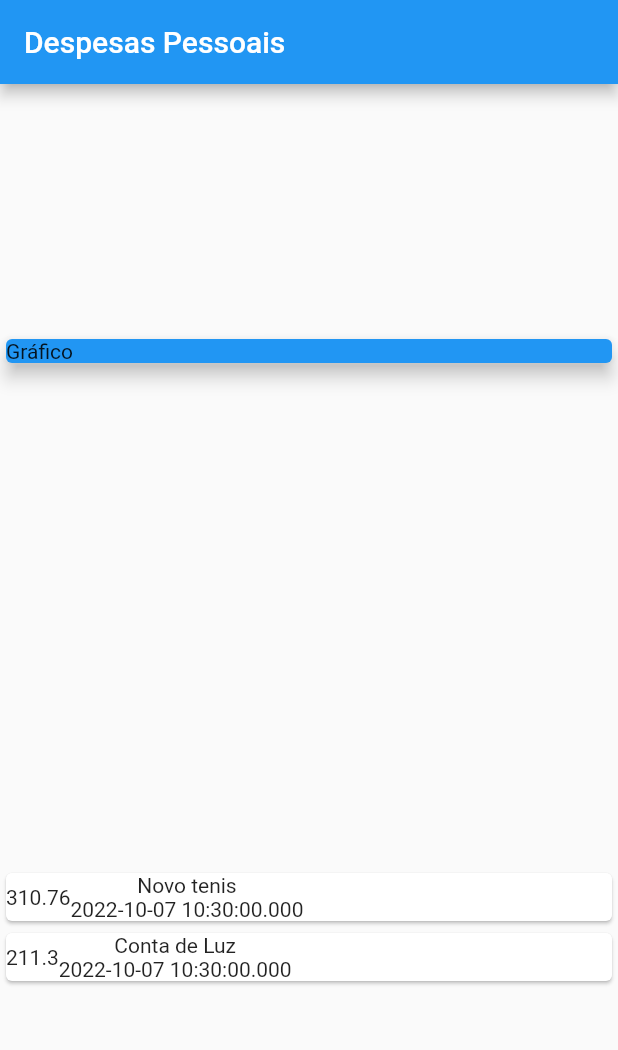
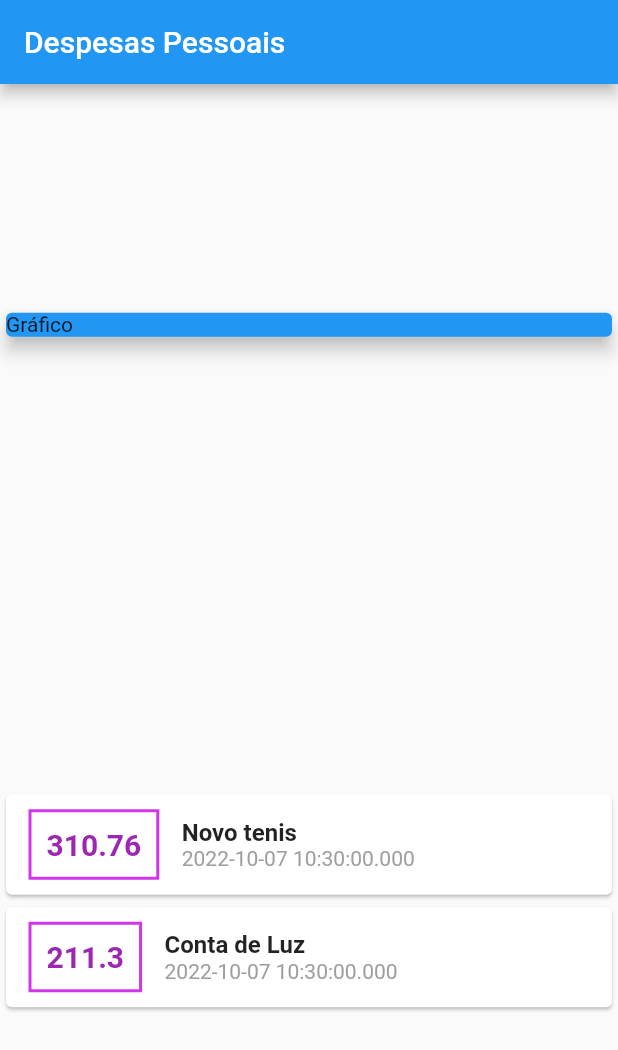
Before and after one commit to paulovictorbuenoflores/curso_flutter_completo, a Flutter app: the screen it shows after launch, on a phone screen of 412 x 824 dp. Shown: the top 1050 px of the screen. Run offline on Flutter 3.47's test engine with Material 2 defaults, Android fonts, the phone set to English and light mode, and no system bars; missing offline and left inert: dart:ffi.

Commit message:
mudando os estilos dos items da lista

```diff
--- a/construindo_app_real_despesas_pessoais_4/expenses/lib/main.dart
+++ b/construindo_app_real_despesas_pessoais_4/expenses/lib/main.dart
@@ -1,3 +1,5 @@
+import 'dart:ffi';
+
 import 'package:expenses/models/transaction.dart';
 import 'package:flutter/material.dart';
 
@@ -52,12 +54,38 @@ class MyHomePage extends StatelessWidget {
                 child: Row(
                   children: <Widget>[
                     Container(
-                      child: Text(tr.value.toString()),
+                      margin:
+                          EdgeInsets.symmetric(horizontal: 15, vertical: 10),
+                      decoration: BoxDecoration(
+                        border: Border.all(
+                          color: Color.fromARGB(255, 209, 53, 236),
+                          width: 2,
+                        ),
+                      ),
+                      padding: EdgeInsets.all(10),
+                      child: Text(
+                        tr.value.toString(),
+                        style: TextStyle(
+                          fontWeight: FontWeight.bold,
+                          fontSize: 20,
+                          color: Colors.purple,
+                        ),
+                      ),
                     ),
                     Column(
+                      crossAxisAlignment: CrossAxisAlignment.start,
                       children: <Widget>[
-                        Text(tr.title),
-                        Text(tr.date.toString()),
+                        Text(
+                          tr.title,
+                          style: TextStyle(
+                            fontSize: 16,
+                            fontWeight: FontWeight.bold,
+                          ),
+                        ),
+                        Text(
+                          tr.date.toString(),
+                          style: TextStyle(color: Colors.grey),
+                        ),
                       ],
                     ),
                   ],
```
